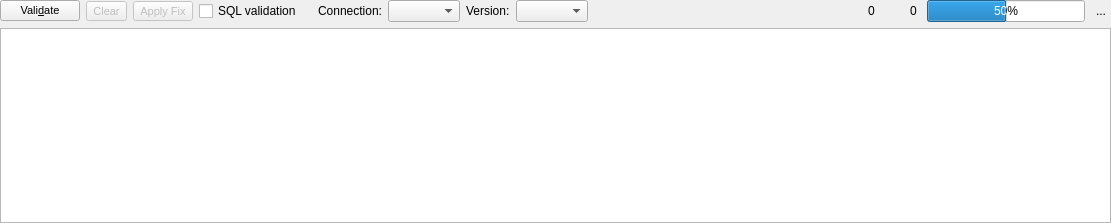
Above: libpgmodeler_ui/ui/modelvalidationwidget.ui from pgmodeler/pgmodeler before the change. Below: the same form after it.
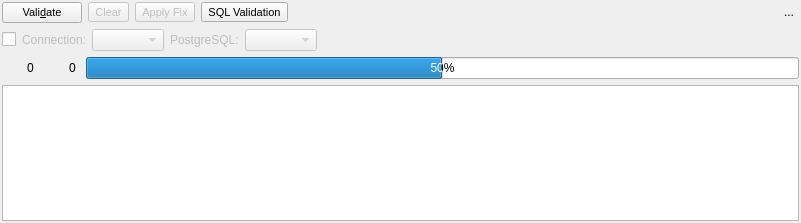
That is the form after the change. Icons and pictures are not drawn.

Commit message:
Version upgrade 0.5.0_alpha -> 0.5.0_beta
Finished the object finder widget.

Renamed the namespace PgModeler to PgModelerNS

Minor improvements on ObjectsScene, ModelWidget, ModelObjectsWidget,
ObjectDepsRefsWidget

Changed the SQL validation usage on ModelValidationWidget

Patch:
```diff
--- a/libpgmodeler_ui/ui/modelvalidationwidget.ui
+++ b/libpgmodeler_ui/ui/modelvalidationwidget.ui
@@ -6,7 +6,7 @@
    <rect>
     <x>0</x>
     <y>0</y>
-    <width>1111</width>
+    <width>801</width>
     <height>223</height>
    </rect>
   </property>
@@ -27,206 +27,41 @@
   </property>
   <layout class="QGridLayout" name="gridLayout">
    <property name="margin">
-    <number>0</number>
+    <number>2</number>
    </property>
    <property name="spacing">
     <number>6</number>
    </property>
-   <item row="0" column="0">
-    <widget class="QPushButton" name="validate_btn">
-     <property name="sizePolicy">
-      <sizepolicy hsizetype="Preferred" vsizetype="Fixed">
-       <horstretch>0</horstretch>
-       <verstretch>0</verstretch>
-      </sizepolicy>
-     </property>
-     <property name="font">
-      <font>
-       <pointsize>8</pointsize>
-      </font>
-     </property>
-     <property name="text">
-      <string>Vali&amp;date</string>
-     </property>
-     <property name="icon">
-      <iconset resource="../res/resources.qrc">
-       <normaloff>:/icones/icones/validation.png</normaloff>:/icones/icones/validation.png</iconset>
-     </property>
-     <property name="iconSize">
+   <item row="0" column="8">
+    <widget class="QToolButton" name="hide_tb">
+     <property name="minimumSize">
       <size>
        <width>20</width>
        <height>20</height>
       </size>
      </property>
-    </widget>
-   </item>
-   <item row="0" column="1">
-    <widget class="QToolButton" name="clear_btn">
-     <property name="enabled">
-      <bool>false</bool>
-     </property>
-     <property name="font">
-      <font>
-       <pointsize>8</pointsize>
-      </font>
-     </property>
-     <property name="text">
-      <string>Clear</string>
-     </property>
-     <property name="icon">
-      <iconset resource="../res/resources.qrc">
-       <normaloff>:/icones/icones/limpartexto.png</normaloff>:/icones/icones/limpartexto.png</iconset>
-     </property>
-     <property name="iconSize">
+     <property name="maximumSize">
       <size>
        <width>20</width>
        <height>20</height>
       </size>
-     </property>
-     <property name="toolButtonStyle">
-      <enum>Qt::ToolButtonTextBesideIcon</enum>
-     </property>
-    </widget>
-   </item>
-   <item row="0" column="2">
-    <widget class="QToolButton" name="fix_btn">
-     <property name="enabled">
-      <bool>false</bool>
-     </property>
-     <property name="sizePolicy">
-      <sizepolicy hsizetype="Preferred" vsizetype="Fixed">
-       <horstretch>0</horstretch>
-       <verstretch>0</verstretch>
-      </sizepolicy>
-     </property>
-     <property name="font">
-      <font>
-       <pointsize>8</pointsize>
-      </font>
      </property>
      <property name="toolTip">
       <string>Try to apply a fix on the selected validation info.</string>
      </property>
      <property name="text">
-      <string>Apply Fix</string>
+      <string>...</string>
      </property>
      <property name="icon">
       <iconset resource="../res/resources.qrc">
        <normaloff>:/icones/icones/fixobject.png</normaloff>:/icones/icones/fixobject.png</iconset>
      </property>
-     <property name="iconSize">
-      <size>
-       <width>20</width>
-       <height>20</height>
-      </size>
-     </property>
-     <property name="toolButtonStyle">
-      <enum>Qt::ToolButtonTextBesideIcon</enum>
-     </property>
-    </widget>
-   </item>
-   <item row="0" column="3">
-    <widget class="QCheckBox" name="sql_validation_chk">
-     <property name="sizePolicy">
-      <sizepolicy hsizetype="Preferred" vsizetype="Fixed">
-       <horstretch>0</horstretch>
-       <verstretch>0</verstretch>
-      </sizepolicy>
-     </property>
-     <property name="text">
-      <string>SQL validation</string>
-     </property>
-    </widget>
-   </item>
-   <item row="0" column="4">
-    <widget class="QWidget" name="sql_val_conf_wgt" native="true">
-     <property name="enabled">
+     <property name="autoRaise">
       <bool>true</bool>
      </property>
-     <layout class="QHBoxLayout" name="horizontalLayout_4">
-      <property name="spacing">
-       <number>6</number>
-      </property>
-      <property name="margin">
-       <number>0</number>
-      </property>
-      <item>
-       <widget class="QLabel" name="connection_lbl">
-        <property name="enabled">
-         <bool>true</bool>
-        </property>
-        <property name="sizePolicy">
-         <sizepolicy hsizetype="Fixed" vsizetype="Preferred">
-          <horstretch>0</horstretch>
-          <verstretch>0</verstretch>
-         </sizepolicy>
-        </property>
-        <property name="text">
-         <string>Connection:</string>
-        </property>
-        <property name="alignment">
-         <set>Qt::AlignLeading|Qt::AlignLeft|Qt::AlignVCenter</set>
-        </property>
-        <property name="margin">
-         <number>0</number>
-        </property>
-        <property name="indent">
-         <number>10</number>
-        </property>
-        <property name="textInteractionFlags">
-         <set>Qt::NoTextInteraction</set>
-        </property>
-       </widget>
-      </item>
-      <item>
-       <widget class="QComboBox" name="connections_cmb">
-        <property name="enabled">
-         <bool>true</bool>
-        </property>
-        <property name="sizePolicy">
-         <sizepolicy hsizetype="Preferred" vsizetype="Fixed">
-          <horstretch>0</horstretch>
-          <verstretch>0</verstretch>
-         </sizepolicy>
-        </property>
-        <property name="minimumSize">
-         <size>
-          <width>0</width>
-          <height>0</height>
-         </size>
-        </property>
-       </widget>
-      </item>
-      <item>
-       <widget class="QLabel" name="version_lbl">
-        <property name="enabled">
-         <bool>true</bool>
-        </property>
-        <property name="text">
-         <string>Version:</string>
-        </property>
-       </widget>
-      </item>
-      <item>
-       <widget class="QComboBox" name="version_cmb"/>
-      </item>
-     </layout>
     </widget>
    </item>
-   <item row="0" column="5">
-    <spacer name="horizontalSpacer">
-     <property name="orientation">
-      <enum>Qt::Horizontal</enum>
-     </property>
-     <property name="sizeHint" stdset="0">
-      <size>
-       <width>40</width>
-       <height>20</height>
-      </size>
-     </property>
-    </spacer>
-   </item>
-   <item row="0" column="6">
+   <item row="2" column="0" colspan="9">
     <widget class="QWidget" name="prog_info_wgt" native="true">
      <layout class="QHBoxLayout" name="horizontalLayout_3">
       <property name="spacing">
@@ -386,36 +221,7 @@
      </layout>
     </widget>
    </item>
-   <item row="0" column="7">
-    <widget class="QToolButton" name="hide_tb">
-     <property name="minimumSize">
-      <size>
-       <width>20</width>
-       <height>20</height>
-      </size>
-     </property>
-     <property name="maximumSize">
-      <size>
-       <width>20</width>
-       <height>20</height>
-      </size>
-     </property>
-     <property name="toolTip">
-      <string>Hide this widget</string>
-     </property>
-     <property name="text">
-      <string>...</string>
-     </property>
-     <property name="icon">
-      <iconset resource="../res/resources.qrc">
-       <normaloff>:/icones/icones/fechar1.png</normaloff>:/icones/icones/fechar1.png</iconset>
-     </property>
-     <property name="autoRaise">
-      <bool>true</bool>
-     </property>
-    </widget>
-   </item>
-   <item row="1" column="0" colspan="8">
+   <item row="3" column="0" colspan="9">
     <widget class="QTreeWidget" name="output_trw">
      <property name="alternatingRowColors">
       <bool>true</bool>
@@ -439,6 +245,263 @@
      </column>
     </widget>
    </item>
+   <item row="0" column="0">
+    <widget class="QPushButton" name="validate_btn">
+     <property name="sizePolicy">
+      <sizepolicy hsizetype="Fixed" vsizetype="Fixed">
+       <horstretch>0</horstretch>
+       <verstretch>0</verstretch>
+      </sizepolicy>
+     </property>
+     <property name="font">
+      <font>
+       <pointsize>8</pointsize>
+      </font>
+     </property>
+     <property name="text">
+      <string>Vali&amp;date</string>
+     </property>
+     <property name="icon">
+      <iconset resource="../res/resources.qrc">
+       <normaloff>:/icones/icones/validation.png</normaloff>:/icones/icones/validation.png</iconset>
+     </property>
+     <property name="iconSize">
+      <size>
+       <width>20</width>
+       <height>20</height>
+      </size>
+     </property>
+    </widget>
+   </item>
+   <item row="0" column="2">
+    <widget class="QToolButton" name="fix_btn">
+     <property name="enabled">
+      <bool>false</bool>
+     </property>
+     <property name="sizePolicy">
+      <sizepolicy hsizetype="Fixed" vsizetype="Fixed">
+       <horstretch>0</horstretch>
+       <verstretch>0</verstretch>
+      </sizepolicy>
+     </property>
+     <property name="font">
+      <font>
+       <pointsize>8</pointsize>
+      </font>
+     </property>
+     <property name="toolTip">
+      <string>Try to apply a fix on the selected validation info.</string>
+     </property>
+     <property name="text">
+      <string>Apply Fix</string>
+     </property>
+     <property name="icon">
+      <iconset resource="../res/resources.qrc">
+       <normaloff>:/icones/icones/fixobject.png</normaloff>:/icones/icones/fixobject.png</iconset>
+     </property>
+     <property name="iconSize">
+      <size>
+       <width>20</width>
+       <height>20</height>
+      </size>
+     </property>
+     <property name="toolButtonStyle">
+      <enum>Qt::ToolButtonTextBesideIcon</enum>
+     </property>
+    </widget>
+   </item>
+   <item row="0" column="1">
+    <widget class="QToolButton" name="clear_btn">
+     <property name="enabled">
+      <bool>false</bool>
+     </property>
+     <property name="font">
+      <font>
+       <pointsize>8</pointsize>
+      </font>
+     </property>
+     <property name="toolTip">
+      <string>Clear validation results</string>
+     </property>
+     <property name="text">
+      <string>Clear</string>
+     </property>
+     <property name="icon">
+      <iconset resource="../res/resources.qrc">
+       <normaloff>:/icones/icones/limpartexto.png</normaloff>:/icones/icones/limpartexto.png</iconset>
+     </property>
+     <property name="iconSize">
+      <size>
+       <width>20</width>
+       <height>20</height>
+      </size>
+     </property>
+     <property name="toolButtonStyle">
+      <enum>Qt::ToolButtonTextBesideIcon</enum>
+     </property>
+    </widget>
+   </item>
+   <item row="1" column="0" colspan="9">
+    <widget class="QWidget" name="sql_val_conf_wgt" native="true">
+     <property name="enabled">
+      <bool>true</bool>
+     </property>
+     <layout class="QHBoxLayout" name="horizontalLayout_4">
+      <property name="spacing">
+       <number>6</number>
+      </property>
+      <property name="margin">
+       <number>0</number>
+      </property>
+      <item>
+       <widget class="QCheckBox" name="sql_validation_chk">
+        <property name="sizePolicy">
+         <sizepolicy hsizetype="Fixed" vsizetype="Fixed">
+          <horstretch>0</horstretch>
+          <verstretch>0</verstretch>
+         </sizepolicy>
+        </property>
+        <property name="toolTip">
+         <string>Enable validation of SQL code on DBMS (requires connection)</string>
+        </property>
+        <property name="text">
+         <string/>
+        </property>
+       </widget>
+      </item>
+      <item>
+       <widget class="QLabel" name="connection_lbl">
+        <property name="enabled">
+         <bool>false</bool>
+        </property>
+        <property name="sizePolicy">
+         <sizepolicy hsizetype="Fixed" vsizetype="Preferred">
+          <horstretch>0</horstretch>
+          <verstretch>0</verstretch>
+         </sizepolicy>
+        </property>
+        <property name="text">
+         <string>Connection:</string>
+        </property>
+        <property name="alignment">
+         <set>Qt::AlignLeading|Qt::AlignLeft|Qt::AlignVCenter</set>
+        </property>
+        <property name="margin">
+         <number>0</number>
+        </property>
+        <property name="indent">
+         <number>0</number>
+        </property>
+        <property name="textInteractionFlags">
+         <set>Qt::NoTextInteraction</set>
+        </property>
+       </widget>
+      </item>
+      <item>
+       <widget class="QComboBox" name="connections_cmb">
+        <property name="enabled">
+         <bool>false</bool>
+        </property>
+        <property name="sizePolicy">
+         <sizepolicy hsizetype="Preferred" vsizetype="Fixed">
+          <horstretch>0</horstretch>
+          <verstretch>0</verstretch>
+         </sizepolicy>
+        </property>
+        <property name="minimumSize">
+         <size>
+          <width>0</width>
+          <height>0</height>
+         </size>
+        </property>
+       </widget>
+      </item>
+      <item>
+       <widget class="QLabel" name="version_lbl">
+        <property name="enabled">
+         <bool>false</bool>
+        </property>
+        <property name="text">
+         <string>PostgreSQL:</string>
+        </property>
+       </widget>
+      </item>
+      <item>
+       <widget class="QComboBox" name="version_cmb">
+        <property name="enabled">
+         <bool>false</bool>
+        </property>
+       </widget>
+      </item>
+      <item>
+       <spacer name="horizontalSpacer_2">
+        <property name="orientation">
+         <enum>Qt::Horizontal</enum>
+        </property>
+        <property name="sizeHint" stdset="0">
+         <size>
+          <width>40</width>
+          <height>20</height>
+         </size>
+        </property>
+       </spacer>
+      </item>
+     </layout>
+    </widget>
+   </item>
+   <item row="0" column="3">
+    <widget class="QToolButton" name="sql_val_btn">
+     <property name="enabled">
+      <bool>true</bool>
+     </property>
+     <property name="sizePolicy">
+      <sizepolicy hsizetype="Fixed" vsizetype="Fixed">
+       <horstretch>0</horstretch>
+       <verstretch>0</verstretch>
+      </sizepolicy>
+     </property>
+     <property name="font">
+      <font>
+       <pointsize>8</pointsize>
+      </font>
+     </property>
+     <property name="toolTip">
+      <string>Try to apply a fix on the selected validation info.</string>
+     </property>
+     <property name="text">
+      <string>SQL Validation</string>
+     </property>
+     <property name="icon">
+      <iconset resource="../res/resources.qrc">
+       <normaloff>:/icones/icones/codigosql.png</normaloff>:/icones/icones/codigosql.png</iconset>
+     </property>
+     <property name="iconSize">
+      <size>
+       <width>20</width>
+       <height>20</height>
+      </size>
+     </property>
+     <property name="checkable">
+      <bool>true</bool>
+     </property>
+     <property name="toolButtonStyle">
+      <enum>Qt::ToolButtonTextBesideIcon</enum>
+     </property>
+    </widget>
+   </item>
+   <item row="0" column="4" colspan="4">
+    <spacer name="horizontalSpacer">
+     <property name="orientation">
+      <enum>Qt::Horizontal</enum>
+     </property>
+     <property name="sizeHint" stdset="0">
+      <size>
+       <width>40</width>
+       <height>20</height>
+      </size>
+     </property>
+    </spacer>
+   </item>
   </layout>
  </widget>
  <resources>
```
Left out of the diff: 16 changed lines with no effect on the pictures. The commit also changes 28 other files.
